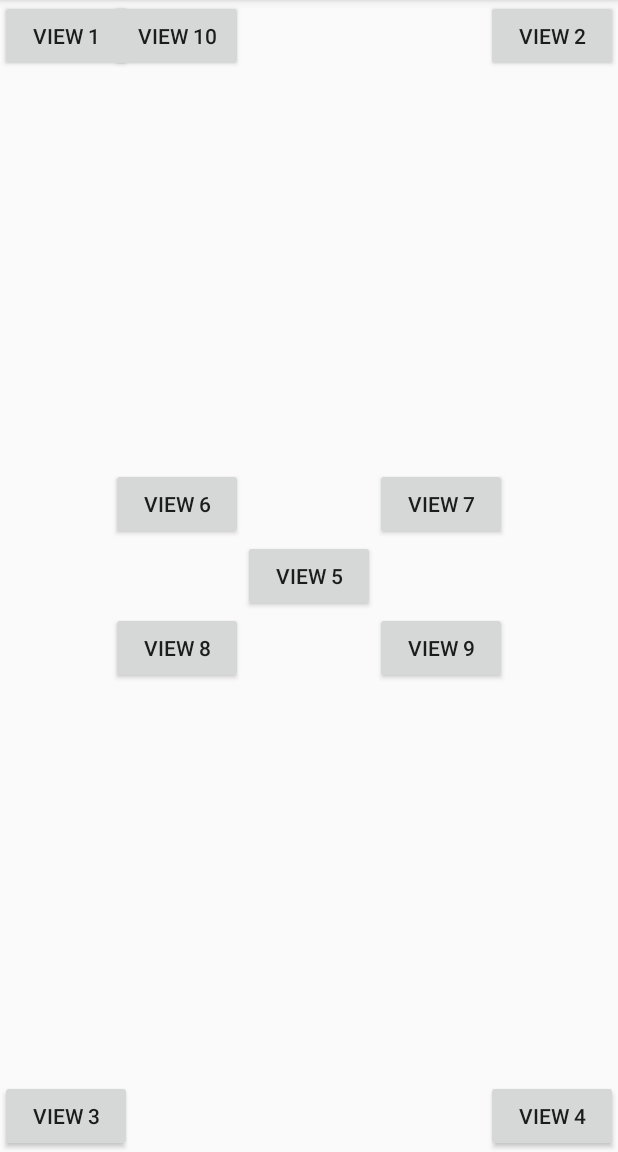
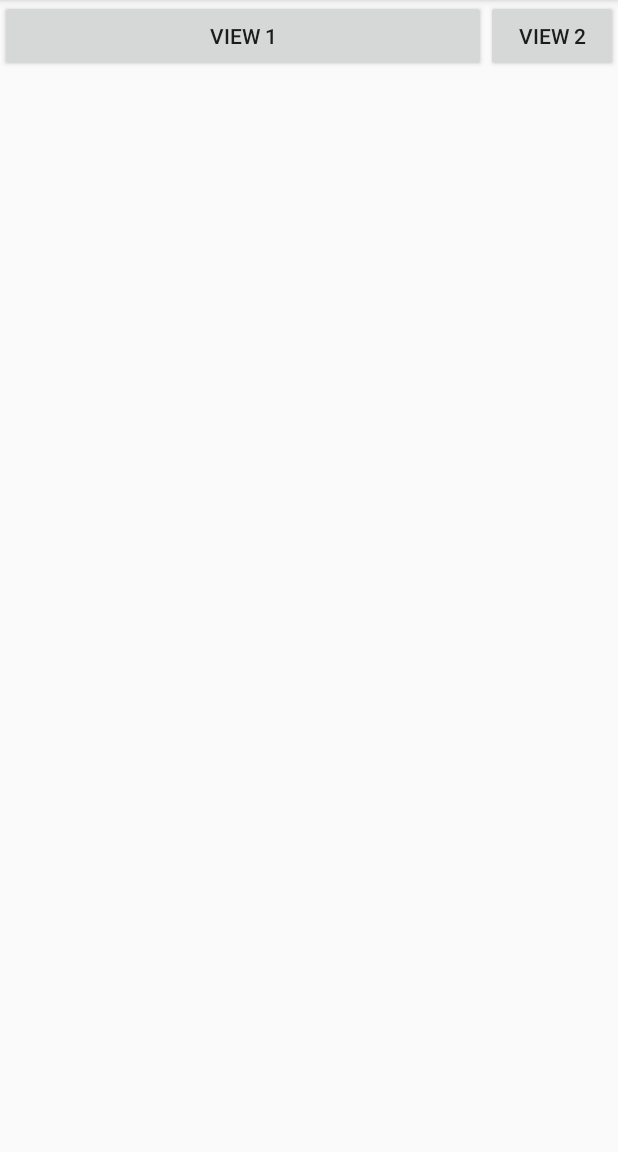
Before and after one commit to phamtanphat/RelativeLayout08102019, an Android app: the screen it shows after launch (MainActivity), on a phone screen of 412 x 824 dp, the part 84-1236 px from its top. Run offline under Robolectric (Android 15) with nearby library versions, the phone set to English and light mode, and no system bars.

Commit message:
feat : gian cach view

```diff
--- a/app/src/main/res/layout/activity_main.xml
+++ b/app/src/main/res/layout/activity_main.xml
@@ -7,60 +7,17 @@
     android:layout_height="match_parent"
     tools:context=".MainActivity">
     <Button
+        android:layout_toLeftOf="@id/buttonView2"
+        android:layout_alignParentLeft="true"
         android:text="View 1"
         android:layout_width="wrap_content"
         android:layout_height="wrap_content"/>
     <Button
+        android:id="@+id/buttonView2"
         android:layout_alignParentRight="true"
         android:text="View 2"
         android:layout_width="wrap_content"
         android:layout_height="wrap_content"/>
-    <Button
-        android:layout_alignParentBottom="true"
-        android:text="View 3"
-        android:layout_width="wrap_content"
-        android:layout_height="wrap_content"/>
-    <Button
-        android:layout_alignParentRight="true"
-        android:layout_alignParentBottom="true"
-        android:text="View 4"
-        android:layout_width="wrap_content"
-        android:layout_height="wrap_content"/>
-    <Button
-        android:id="@+id/buttonView5"
-        android:layout_centerInParent="true"
-        android:text="View 5"
-        android:layout_width="wrap_content"
-        android:layout_height="wrap_content"/>
-    <Button
-        android:id="@+id/buttonView6"
-        android:layout_toLeftOf="@id/buttonView5"
-        android:layout_above="@id/buttonView5"
-        android:text="View 6"
-        android:layout_width="wrap_content"
-        android:layout_height="wrap_content"/>
-    <Button
-        android:layout_toRightOf="@id/buttonView5"
-        android:layout_above="@id/buttonView5"
-        android:text="View 7"
-        android:layout_width="wrap_content"
-        android:layout_height="wrap_content"/>
-    <Button
-        android:layout_toLeftOf="@id/buttonView5"
-        android:layout_below="@id/buttonView5"
-        android:text="View 8"
-        android:layout_width="wrap_content"
-        android:layout_height="wrap_content"/>
-    <Button
-        android:layout_toRightOf="@id/buttonView5"
-        android:layout_below="@id/buttonView5"
-        android:text="View 9"
-        android:layout_width="wrap_content"
-        android:layout_height="wrap_content"/>
-    <Button
-        android:layout_alignLeft="@id/buttonView6"
-        android:text="View 10"
-        android:layout_width="wrap_content"
-        android:layout_height="wrap_content"/>
+
 
 </RelativeLayout>
```
